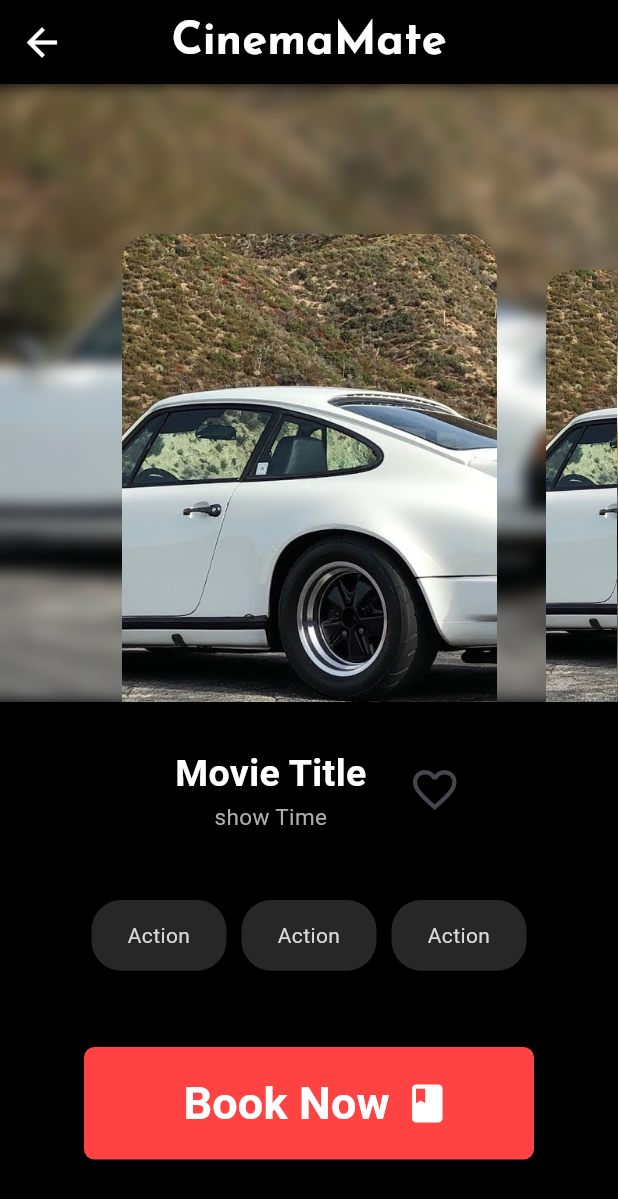
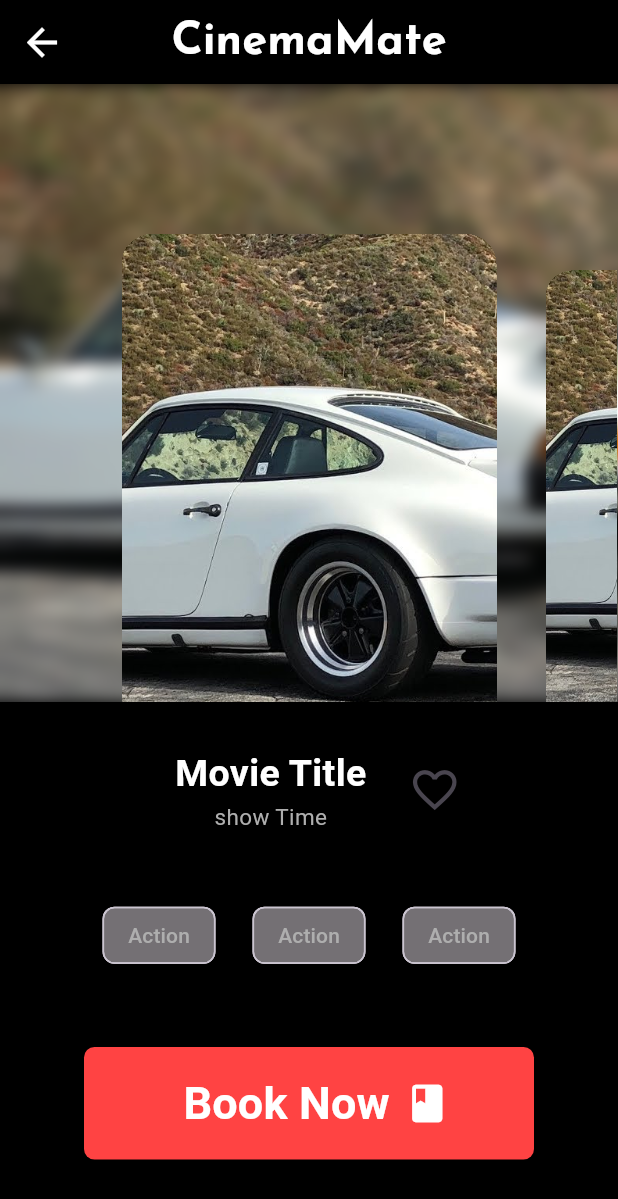
Before and after one commit to da-wit/flutter-2024-CinemaMate, a Flutter app: the CinemaMovieList screen opened directly, on a phone screen of 412 x 824 dp. Shown: the top 1199 px of the screen. Run offline on Flutter 3.47's test engine with Material 3 defaults, Android fonts, the phone set to English and light mode, and no system bars; drawn by our look-alikes of carousel_slider; our stand-ins replace google_fonts, numberpicker, transparent_image.

Commit message:
Genre picker added

```diff
--- a/cinema_mate/lib/presentation/widgets/genre.dart
+++ b/cinema_mate/lib/presentation/widgets/genre.dart
@@ -1,3 +1,4 @@
+import 'package:cinema_mate/presentation/screens/common/registration_page.dart';
 import 'package:cinema_mate/presentation/widgets/app_color.dart';
 import 'package:flutter/material.dart';
 
@@ -10,22 +11,11 @@ class Genre extends StatelessWidget {
   @override
   Widget build(BuildContext context) {
     return Container(
-      width: 75,
-      height: 50,
-      margin: const EdgeInsets.all(5),
-      padding: const EdgeInsets.symmetric(vertical: 5, horizontal: 5),
-      decoration: const BoxDecoration(
-        color: Color.fromARGB(141, 70, 71, 71),
-        borderRadius: BorderRadius.all(
-          Radius.elliptical(20, 20),
-        ),
-      ),
-      child: Center(
-        child: Text(
-          genre,
-          style: TextStyle(color: bg.genre),
-          textAlign: TextAlign.center,
-        ),
+      margin: EdgeInsets.all(2),
+      child: Chip(
+        label: Text(genre),
+        backgroundColor: newColor.opblack,
+        labelStyle: TextStyle(color: newColor.grey),
       ),
     );
   }
```
Also changed, not shown: cinema_mate/lib/presentation/widgets/card.dart (+8 -4 lines), cinema_mate/lib/presentation/widgets/genre_picker.dart (added, +157 -0 lines).
